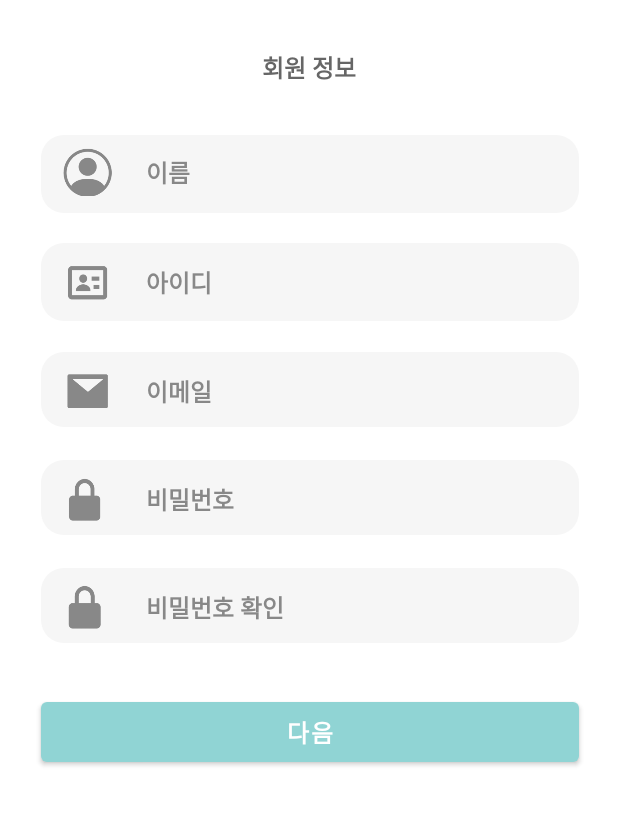
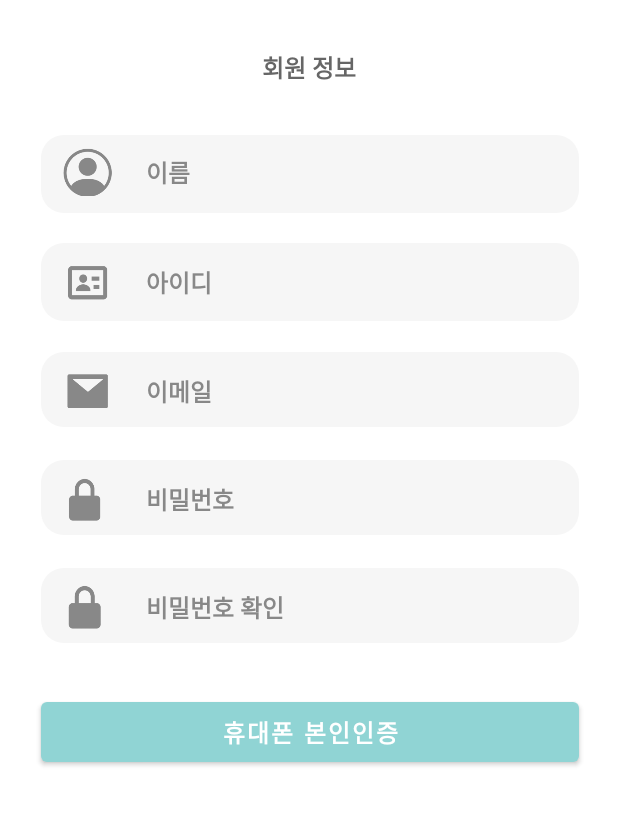
Before and after one commit to seoy9/Chowall_FE, an Android app: the RegisterActivity screen opened directly, with no data from a screen before it, on a phone screen of 412 x 824 dp, the part 77-903 px from its top. Run offline under Robolectric (Android 15) with nearby library versions, the phone set to English and light mode, and no system bars.

Commit message:
RegisterActivity 휴대폰 본인인증 버튼으로 수정

```diff
--- a/app/src/main/java/hong/sy/chowall/signUp/RegisterActivity.kt
+++ b/app/src/main/java/hong/sy/chowall/signUp/RegisterActivity.kt
@@ -17,6 +17,7 @@ class RegisterActivity : AppCompatActivity() {
 
         binding = ActivityRegisterBinding.inflate(layoutInflater)
         setContentView(binding.root)
+
         binding.imgPwCheckbox.setImageBitmap(null)
 
         setToolbar()
--- a/app/src/main/res/layout/activity_register.xml
+++ b/app/src/main/res/layout/activity_register.xml
@@ -558,7 +558,7 @@
     android:layout_width="0dp"
     android:layout_height="0dp"
     android:fontFamily="@font/opensans_bold"
-    android:text="@string/btn_next"
+    android:text="@string/btn_phone_auth"
     android:textSize="16sp"
     android:textStyle="bold"
     app:layout_constraintBottom_toTopOf="@+id/nextButtonBottom"
--- a/app/src/main/res/values/strings.xml
+++ b/app/src/main/res/values/strings.xml
@@ -9,6 +9,8 @@
 
     <string name="regis">회원 정보</string>
 
+
+
     <string name="restrictions_question">님이 여행 시 겪는 제약을 선택해주세요.</string>
     <string name="restrictions_answer1">전동 휠체어 사용자 및 동행자</string>
     <string name="restrictions_answer2">수동 휠체어 사용자 및 동행자</string>
@@ -19,6 +21,7 @@
 
     <string name="btn_login">로그인</string>
     <string name="btn_next">다음</string>
+    <string name="btn_phone_auth">휴대폰 본인인증</string>
 
     <string name="main_search_hint">여행 지역, 장소, 해시태그를 검색하세요</string>
 
```
